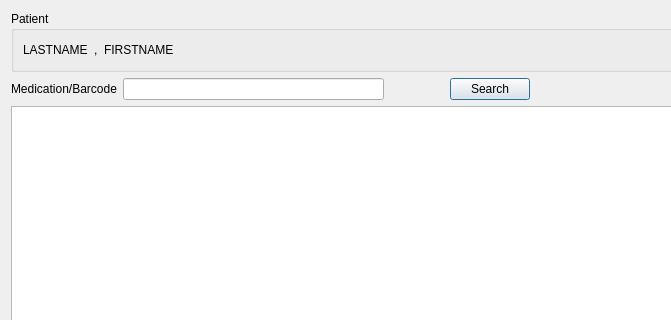
Above: mtrack/apw_page00.ui from kyledevans/Medicine-Track before the change; both pictures show x 0 to 671 and y 0 to 320 of the 801 by 570 pixel window. Below: the same form after it.
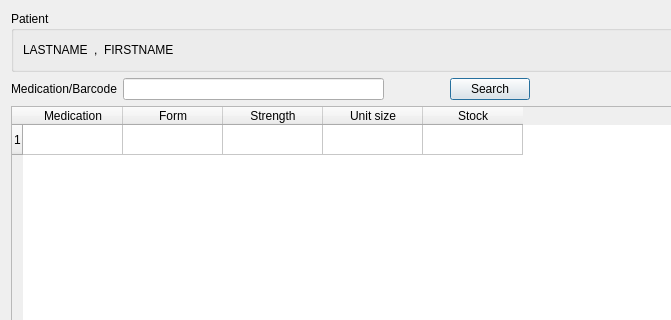
That is the form after the change.

Commit message: Changed a resultTable into QTableWidget. 	modified:   mtrack/alertinterface.cpp 	modified:   mtrack/alertinterface.h 	modified:   mtrack/apw_page00.cpp 	modified:   mtrack/apw_page00.ui

What changed in the file:
```diff
--- a/mtrack/apw_page00.ui
+++ b/mtrack/apw_page00.ui
@@ -118,10 +118,42 @@
     </layout>
    </item>
    <item>
-    <widget class="QTableView" name="resultTable">
+    <widget class="QTableWidget" name="resultTable">
      <property name="selectionBehavior">
       <enum>QAbstractItemView::SelectRows</enum>
      </property>
+     <property name="rowCount">
+      <number>1</number>
+     </property>
+     <property name="columnCount">
+      <number>5</number>
+     </property>
+     <row/>
+     <column>
+      <property name="text">
+       <string>Medication</string>
+      </property>
+     </column>
+     <column>
+      <property name="text">
+       <string>Form</string>
+      </property>
+     </column>
+     <column>
+      <property name="text">
+       <string>Strength</string>
+      </property>
+     </column>
+     <column>
+      <property name="text">
+       <string>Unit size</string>
+      </property>
+     </column>
+     <column>
+      <property name="text">
+       <string>Stock</string>
+      </property>
+     </column>
     </widget>
    </item>
   </layout>
```
The commit also changes 3 other files.
